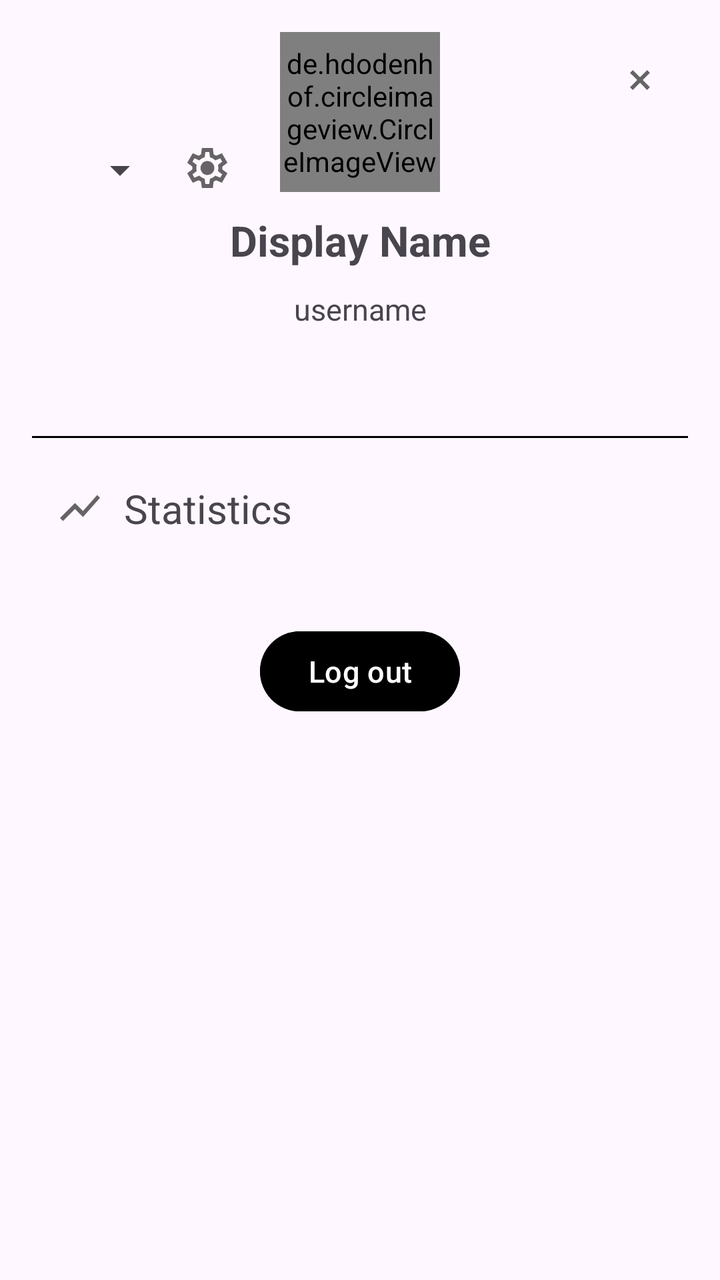
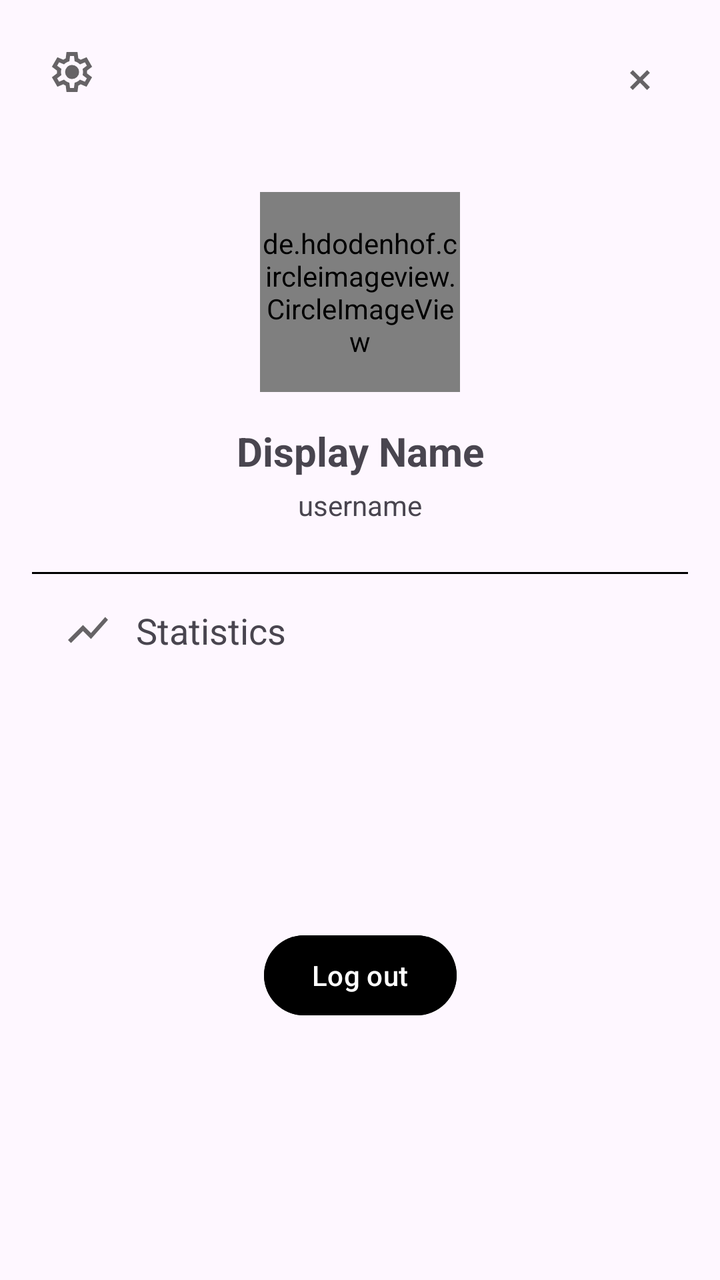

Compare the two renders of this Android layout. The source of the first and the diff that turns it into the second are given below.
<!-- AndroidManifest.xml: application theme Theme.TheApp -->
<!-- res/layout/fragment_profile.xml -->
<?xml version="1.0" encoding="utf-8"?>
<androidx.constraintlayout.widget.ConstraintLayout xmlns:android="http://schemas.android.com/apk/res/android"
    xmlns:app="http://schemas.android.com/apk/res-auto"
    xmlns:tools="http://schemas.android.com/tools"
    android:layout_width="match_parent"
    android:layout_height="wrap_content"
    android:imagesList="@drawable/mountain, @drawable/black_mountain, @drawable/mountains_minimal_background_78370_9589, @drawable/nyan_cat_cartoon_video_games_wallpaper_preview"
    android:currentPfpImage="imagesList.1"
    android:orientation="vertical"
    android:padding="16dp"
    tools:context=".ProfileFragment">

    <ImageButton
        android:id="@+id/close_profile_button"
        android:layout_width="wrap_content"
        android:layout_height="wrap_content"
        android:contentDescription="@string/close_profile"
        android:background="@android:color/transparent"
        android:padding="12dp"
        android:src="@drawable/ic_close"
        app:layout_constraintTop_toTopOf="parent"
        app:layout_constraintEnd_toEndOf="parent" />

    <ImageButton
        android:id="@+id/change_pfp_button"
        android:layout_width="25dp"
        android:layout_height="24dp"
        android:layout_marginTop="56dp"
        android:layout_marginEnd="228dp"
        android:background="@android:color/transparent"
        android:contentDescription="@string/change_pfp"
        android:padding="12dp"
        android:src="@drawable/ic_settings"
        app:layout_constraintEnd_toEndOf="parent"
        app:layout_constraintTop_toTopOf="parent" />

    <Spinner
        android:id="@+id/pfpSpinner"
        android:layout_width="wrap_content"
        android:layout_height="wrap_content"
        android:layout_marginEnd="260dp"
        android:gravity="center"
        android:padding="13dp"
        android:spinnerMode="dropdown"
        app:layout_constraintEnd_toEndOf="parent"
        app:layout_constraintTop_toTopOf="@id/change_pfp_button" />

    <de.hdodenhof.circleimageview.CircleImageView
        android:id="@+id/profilePic"
        app:civ_border_width="2dp"
        android:src="currentPfpImage"
        app:civ_border_color="@color/profile_border"
        android:layout_width="80dp"
        android:layout_height="80dp"
        app:layout_constraintTop_toTopOf="parent"
        app:layout_constraintStart_toStartOf="parent"
        app:layout_constraintEnd_toEndOf="parent" />

    <TextView
        android:id="@+id/displayNameText"
        android:layout_width="wrap_content"
        android:layout_height="wrap_content"
        android:layout_gravity="center"
        android:text="@string/display_name"
        android:textStyle="bold"
        android:textSize="@dimen/font_medium"
        android:paddingTop="10dp"
        app:layout_constraintTop_toBottomOf="@id/profilePic"
        app:layout_constraintStart_toStartOf="parent"
        app:layout_constraintEnd_toEndOf="parent" />

    <TextView
        android:id="@+id/usernameText"
        android:layout_width="wrap_content"
        android:layout_height="wrap_content"
        android:layout_gravity="center"
        android:text="@string/username"
        android:textSize="@dimen/font_small"
        android:layout_marginTop="10dp"
        android:paddingBottom="12dp"
        app:layout_constraintTop_toBottomOf="@id/displayNameText"
        app:layout_constraintStart_toStartOf="parent"
        app:layout_constraintEnd_toEndOf="parent" />

    <View
        android:layout_width="match_parent"
        android:layout_height="1dp"
        android:background="@color/primary"
        app:layout_constraintBottom_toTopOf="@id/statistics"
        app:layout_constraintTop_toBottomOf="@+id/usernameText"
        app:layout_constraintVertical_bias="0.812"
        tools:layout_editor_absoluteX="16dp" />

    <TextView
        android:id="@+id/statistics"
        android:layout_width="match_parent"
        android:layout_height="wrap_content"
        android:layout_marginTop="52dp"
        android:background="?attr/selectableItemBackground"
        android:clickable="true"
        android:drawablePadding="10dp"
        android:focusable="true"
        android:padding="12dp"
        android:text="@string/statistics"
        android:textSize="20sp"
        app:drawableStartCompat="@drawable/ic_recent_progress"
        app:layout_constraintEnd_toEndOf="parent"
        app:layout_constraintHorizontal_bias="0.0"
        app:layout_constraintStart_toStartOf="parent"
        app:layout_constraintTop_toBottomOf="@id/usernameText" />

    <com.google.android.material.button.MaterialButton
        android:id="@+id/log_out"
        android:layout_width="wrap_content"
        android:layout_height="wrap_content"
        android:layout_marginTop="32dp"
        android:backgroundTint="@color/primary"
        android:text="@string/log_out"
        android:textColor="@color/on_primary"
        android:textSize="15sp"
        app:layout_constraintEnd_toEndOf="parent"
        app:layout_constraintStart_toStartOf="parent"
        app:layout_constraintTop_toBottomOf="@id/statistics" />

</androidx.constraintlayout.widget.ConstraintLayout>
<!-- resources referenced by this layout -->
<resources>
  <color name="on_primary">#FFFFFF</color>
  <color name="primary">#000000</color>
  <color name="profile_border">#FF000000</color>
  <dimen name="font_medium">21sp</dimen>
  <dimen name="font_small">15sp</dimen>
  <!-- drawable black_mountain: jpg bitmap (drawable, 73509 bytes) -->
  <!-- drawable ic_close (drawable-anydpi) -->
  <vector xmlns:android="http://schemas.android.com/apk/res/android"
      android:width="24dp"
      android:height="24dp"
      android:viewportWidth="960"
      android:viewportHeight="960"
      android:tint="@color/primary"
      android:alpha="0.6">
    <path
        android:fillColor="@android:color/white"
        android:pathData="M336,680L280,624L424,480L280,337L336,281L480,425L623,281L679,337L535,480L679,624L623,680L480,536L336,680Z"/>
  </vector>
  <!-- drawable ic_recent_progress (drawable-anydpi) -->
  <vector xmlns:android="http://schemas.android.com/apk/res/android"
      android:width="24dp"
      android:height="24dp"
      android:viewportWidth="960"
      android:viewportHeight="960"
      android:tint="@color/primary"
      android:alpha="0.6"
      android:autoMirrored="true">
    <path
        android:fillColor="@android:color/white"
        android:pathData="M140,740L80,680L380,380L540,540L824,220L880,276L540,660L380,500L140,740Z"/>
  </vector>
  <!-- drawable ic_settings (drawable-anydpi) -->
  <vector xmlns:android="http://schemas.android.com/apk/res/android"
      android:width="24dp"
      android:height="24dp"
      android:viewportWidth="960"
      android:viewportHeight="960"
      android:tint="@color/primary"
      android:alpha="0.6">
    <path
        android:fillColor="@android:color/white"
        android:pathData="M370,880L354,752Q341,747 329.5,740Q318,733 307,725L188,775L78,585L181,507Q180,500 180,493.5Q180,487 180,480Q180,473 180,466.5Q180,460 181,453L78,375L188,185L307,235Q318,227 330,220Q342,213 354,208L370,80L590,80L606,208Q619,213 630.5,220Q642,227 653,235L772,185L882,375L779,453Q780,460 780,466.5Q780,473 780,480Q780,487 780,493.5Q780,500 778,507L881,585L771,775L653,725Q642,733 630,740Q618,747 606,752L590,880L370,880ZM440,800L519,800L533,694Q564,686 590.5,670.5Q617,655 639,633L738,674L777,606L691,541Q696,527 698,511.5Q700,496 700,480Q700,464 698,448.5Q696,433 691,419L777,354L738,286L639,328Q617,305 590.5,289.5Q564,274 533,266L520,160L441,160L427,266Q396,274 369.5,289.5Q343,305 321,327L222,286L183,354L269,418Q264,433 262,448Q260,463 260,480Q260,496 262,511Q264,526 269,541L183,606L222,674L321,632Q343,655 369.5,670.5Q396,686 427,694L440,800ZM482,620Q540,620 581,579Q622,538 622,480Q622,422 581,381Q540,340 482,340Q423,340 382.5,381Q342,422 342,480Q342,538 382.5,579Q423,620 482,620ZM480,480L480,480Q480,480 480,480Q480,480 480,480L480,480L480,480L480,480Q480,480 480,480Q480,480 480,480Q480,480 480,480Q480,480 480,480L480,480L480,480L480,480Q480,480 480,480Q480,480 480,480L480,480L480,480L480,480Q480,480 480,480Q480,480 480,480L480,480L480,480L480,480Q480,480 480,480Q480,480 480,480Q480,480 480,480Q480,480 480,480L480,480L480,480L480,480Q480,480 480,480Q480,480 480,480L480,480Z"/>
  </vector>
  <!-- drawable mountain: jpg bitmap (drawable, 4014 bytes) -->
  <!-- drawable mountains_minimal_background_78370_9589: jpg bitmap (drawable, 18007 bytes) -->
  <!-- drawable nyan_cat_cartoon_video_games_wallpaper_preview: jpg bitmap (drawable, 59410 bytes) -->
  <string name="change_pfp">Change Profile Picture</string>
  <string name="close_profile">Close Profile</string>
  <string name="display_name">Display Name</string>
  <string name="log_out">Log out</string>
  <string name="statistics">Statistics</string>
  <string name="username">username</string>
  <style name="Theme.TheApp" parent="Base.Theme.TheApp" />
  <style name="Base.Theme.TheApp" parent="Theme.Material3.DayNight.NoActionBar">
          
          
          <item name="colorPrimary">@color/primary</item>
          <item name="colorOnPrimary">@color/on_primary</item>
      </style>
</resources>

<!-- the commit's change to res/layout/fragment_profile.xml (unified diff, before → after) -->
@@ -4,9 +4,6 @@
     xmlns:tools="http://schemas.android.com/tools"
     android:layout_width="match_parent"
     android:layout_height="wrap_content"
-    android:imagesList="@drawable/mountain, @drawable/black_mountain, @drawable/mountains_minimal_background_78370_9589, @drawable/nyan_cat_cartoon_video_games_wallpaper_preview"
-    android:currentPfpImage="imagesList.1"
-    android:orientation="vertical"
     android:padding="16dp"
     tools:context=".ProfileFragment">
 
@@ -21,103 +18,98 @@
         app:layout_constraintTop_toTopOf="parent"
         app:layout_constraintEnd_toEndOf="parent" />
 
-    <ImageButton
-        android:id="@+id/change_pfp_button"
-        android:layout_width="25dp"
-        android:layout_height="24dp"
-        android:layout_marginTop="56dp"
-        android:layout_marginEnd="228dp"
-        android:background="@android:color/transparent"
-        android:contentDescription="@string/change_pfp"
-        android:padding="12dp"
-        android:src="@drawable/ic_settings"
-        app:layout_constraintEnd_toEndOf="parent"
-        app:layout_constraintTop_toTopOf="parent" />
-
-    <Spinner
-        android:id="@+id/pfpSpinner"
+    <LinearLayout
+        android:id="@+id/change_pfp_container"
         android:layout_width="wrap_content"
         android:layout_height="wrap_content"
-        android:layout_marginEnd="260dp"
-        android:gravity="center"
-        android:padding="13dp"
-        android:spinnerMode="dropdown"
-        app:layout_constraintEnd_toEndOf="parent"
-        app:layout_constraintTop_toTopOf="@id/change_pfp_button" />
+        android:orientation="horizontal"
+        android:gravity="center_vertical"
+        android:padding="8dp"
+        app:layout_constraintTop_toTopOf="parent"
+        app:layout_constraintStart_toStartOf="parent">
+
+        <ImageView
+            android:layout_width="24dp"
+            android:layout_height="24dp"
+            android:src="@drawable/ic_settings"
+            android:contentDescription="@string/change_pfp"
+            app:tint="@color/primary" />
+
+        <Spinner
+            android:id="@+id/pfpSpinner"
+            android:layout_width="wrap_content"
+            android:layout_height="wrap_content"
+            android:spinnerMode="dropdown"
+            android:background="@null" />
+    </LinearLayout>
 
     <de.hdodenhof.circleimageview.CircleImageView
         android:id="@+id/profilePic"
+        android:layout_width="100dp"
+        android:layout_height="100dp"
+        android:layout_marginTop="32dp"
+        android:src="@drawable/mountain"
+        app:civ_border_color="@color/profile_border"
         app:civ_border_width="2dp"
-        android:src="currentPfpImage"
-        app:civ_border_color="@color/profile_border"
-        android:layout_width="80dp"
-        android:layout_height="80dp"
-        app:layout_constraintTop_toTopOf="parent"
+        app:layout_constraintEnd_toEndOf="parent"
         app:layout_constraintStart_toStartOf="parent"
-        app:layout_constraintEnd_toEndOf="parent" />
+        app:layout_constraintTop_toBottomOf="@id/close_profile_button" />
 
     <TextView
         android:id="@+id/displayNameText"
         android:layout_width="wrap_content"
         android:layout_height="wrap_content"
-        android:layout_gravity="center"
+        android:layout_marginTop="16dp"
         android:text="@string/display_name"
+        android:textSize="20sp"
         android:textStyle="bold"
-        android:textSize="@dimen/font_medium"
-        android:paddingTop="10dp"
-        app:layout_constraintTop_toBottomOf="@id/profilePic"
+        app:layout_constraintEnd_toEndOf="parent"
         app:layout_constraintStart_toStartOf="parent"
-        app:layout_constraintEnd_toEndOf="parent" />
+        app:layout_constraintTop_toBottomOf="@id/profilePic" />
 
     <TextView
         android:id="@+id/usernameText"
         android:layout_width="wrap_content"
         android:layout_height="wrap_content"
-        android:layout_gravity="center"
+        android:layout_marginTop="4dp"
         android:text="@string/username"
-        android:textSize="@dimen/font_small"
-        android:layout_marginTop="10dp"
-        android:paddingBottom="12dp"
-        app:layout_constraintTop_toBottomOf="@id/displayNameText"
+        android:textSize="14sp"
+        app:layout_constraintEnd_toEndOf="parent"
         app:layout_constraintStart_toStartOf="parent"
-        app:layout_constraintEnd_toEndOf="parent" />
+        app:layout_constraintTop_toBottomOf="@id/displayNameText" />
 
     <View
+        android:id="@+id/divider"
         android:layout_width="match_parent"
         android:layout_height="1dp"
+        android:layout_marginTop="24dp"
         android:background="@color/primary"
-        app:layout_constraintBottom_toTopOf="@id/statistics"
-        app:layout_constraintTop_toBottomOf="@+id/usernameText"
-        app:layout_constraintVertical_bias="0.812"
-        tools:layout_editor_absoluteX="16dp" />
+        app:layout_constraintTop_toBottomOf="@+id/usernameText" />
 
     <TextView
         android:id="@+id/statistics"
         android:layout_width="match_parent"
         android:layout_height="wrap_content"
-        android:layout_marginTop="52dp"
         android:background="?attr/selectableItemBackground"
         android:clickable="true"
-        android:drawablePadding="10dp"
+        android:drawablePadding="12dp"
         android:focusable="true"
-        android:padding="12dp"
+        android:padding="16dp"
         android:text="@string/statistics"
-        android:textSize="20sp"
+        android:textSize="18sp"
         app:drawableStartCompat="@drawable/ic_recent_progress"
-        app:layout_constraintEnd_toEndOf="parent"
-        app:layout_constraintHorizontal_bias="0.0"
-        app:layout_constraintStart_toStartOf="parent"
-        app:layout_constraintTop_toBottomOf="@id/usernameText" />
+        app:layout_constraintTop_toBottomOf="@id/divider" />
 
     <com.google.android.material.button.MaterialButton
         android:id="@+id/log_out"
         android:layout_width="wrap_content"
         android:layout_height="wrap_content"
-        android:layout_marginTop="32dp"
+        android:layout_marginTop="24dp"
+        android:layout_marginBottom="16dp"
         android:backgroundTint="@color/primary"
         android:text="@string/log_out"
         android:textColor="@color/on_primary"
-        android:textSize="15sp"
+        app:layout_constraintBottom_toBottomOf="parent"
         app:layout_constraintEnd_toEndOf="parent"
         app:layout_constraintStart_toStartOf="parent"
         app:layout_constraintTop_toBottomOf="@id/statistics" />
<!-- resource entries referenced after the edit -->
@@ -3,9 +3,6 @@
   <color name="on_primary">#FFFFFF</color>
   <color name="primary">#000000</color>
   <color name="profile_border">#FF000000</color>
-  <dimen name="font_medium">21sp</dimen>
-  <dimen name="font_small">15sp</dimen>
-  <!-- drawable black_mountain: jpg bitmap (drawable, 73509 bytes) -->
   <!-- drawable ic_close (drawable-anydpi) -->
   <vector xmlns:android="http://schemas.android.com/apk/res/android"
       android:width="24dp"
@@ -44,8 +41,6 @@
         android:pathData="M370,880L354,752Q341,747 329.5,740Q318,733 307,725L188,775L78,585L181,507Q180,500 180,493.5Q180,487 180,480Q180,473 180,466.5Q180,460 181,453L78,375L188,185L307,235Q318,227 330,220Q342,213 354,208L370,80L590,80L606,208Q619,213 630.5,220Q642,227 653,235L772,185L882,375L779,453Q780,460 780,466.5Q780,473 780,480Q780,487 780,493.5Q780,500 778,507L881,585L771,775L653,725Q642,733 630,740Q618,747 606,752L590,880L370,880ZM440,800L519,800L533,694Q564,686 590.5,670.5Q617,655 639,633L738,674L777,606L691,541Q696,527 698,511.5Q700,496 700,480Q700,464 698,448.5Q696,433 691,419L777,354L738,286L639,328Q617,305 590.5,289.5Q564,274 533,266L520,160L441,160L427,266Q396,274 369.5,289.5Q343,305 321,327L222,286L183,354L269,418Q264,433 262,448Q260,463 260,480Q260,496 262,511Q264,526 269,541L183,606L222,674L321,632Q343,655 369.5,670.5Q396,686 427,694L440,800ZM482,620Q540,620 581,579Q622,538 622,480Q622,422 581,381Q540,340 482,340Q423,340 382.5,381Q342,422 342,480Q342,538 382.5,579Q423,620 482,620ZM480,480L480,480Q480,480 480,480Q480,480 480,480L480,480L480,480L480,480Q480,480 480,480Q480,480 480,480Q480,480 480,480Q480,480 480,480L480,480L480,480L480,480Q480,480 480,480Q480,480 480,480L480,480L480,480L480,480Q480,480 480,480Q480,480 480,480L480,480L480,480L480,480Q480,480 480,480Q480,480 480,480Q480,480 480,480Q480,480 480,480L480,480L480,480L480,480Q480,480 480,480Q480,480 480,480L480,480Z"/>
   </vector>
   <!-- drawable mountain: jpg bitmap (drawable, 4014 bytes) -->
-  <!-- drawable mountains_minimal_background_78370_9589: jpg bitmap (drawable, 18007 bytes) -->
-  <!-- drawable nyan_cat_cartoon_video_games_wallpaper_preview: jpg bitmap (drawable, 59410 bytes) -->
   <string name="change_pfp">Change Profile Picture</string>
   <string name="close_profile">Close Profile</string>
   <string name="display_name">Display Name</string>
